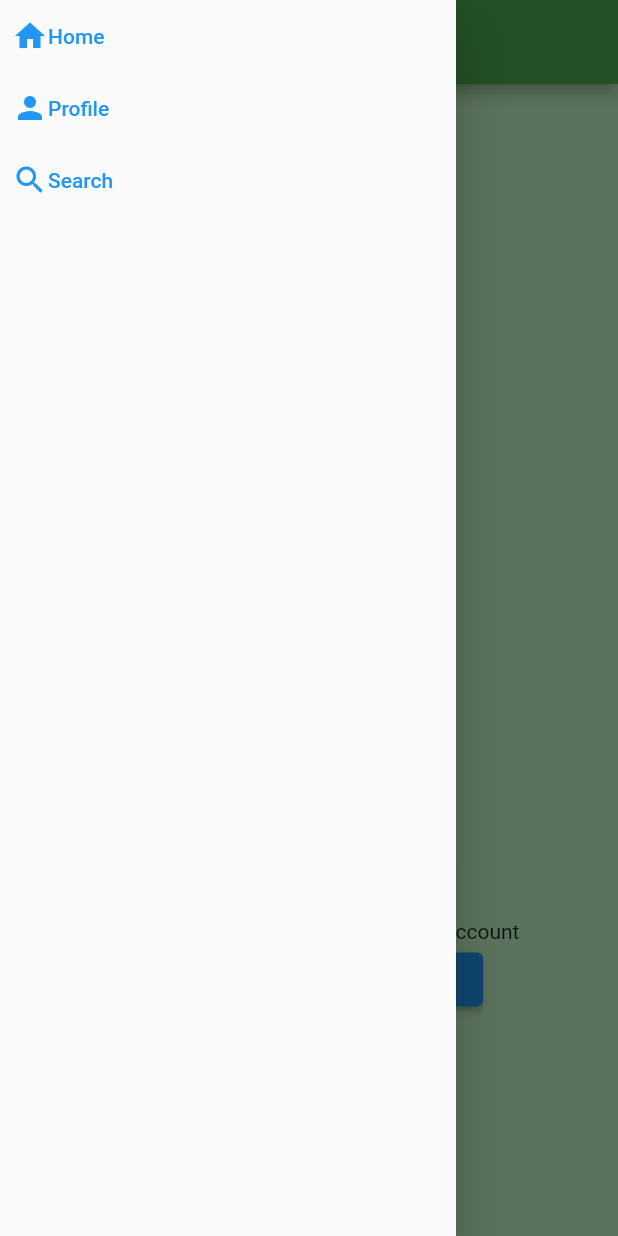
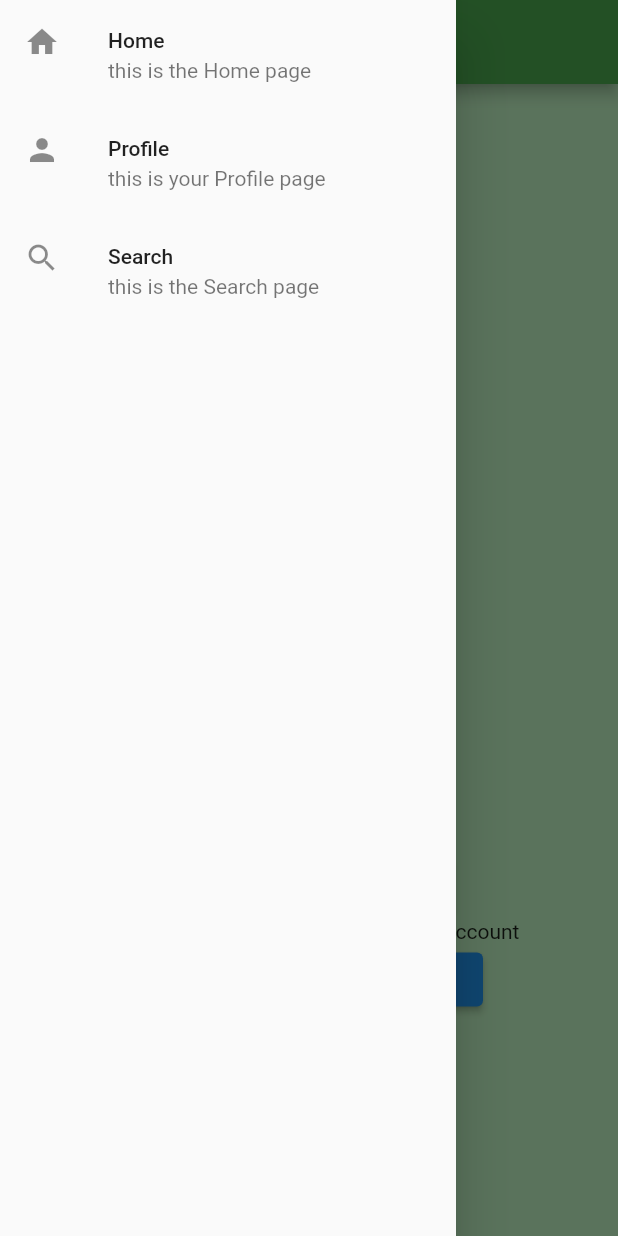
Before and after one commit to Azzam-dev/Journaly, a Flutter app: the screen it shows after launch, with the side drawer open, on a phone screen of 412 x 824 dp. Run offline on Flutter 3.47's test engine with Material 2 defaults, Android fonts, the phone set to English and light mode, and no system bars.

Commit message:
updated the drawer

```diff
--- a/lib/main.dart
+++ b/lib/main.dart
@@ -23,23 +23,29 @@ class MainApp extends StatelessWidget {
         drawer: Drawer(
           child: ListView(
             children: [
-              TextButton(
-                onPressed: () {},
-                child: Row(
-                  children: [Icon(Icons.home), Text("Home")],
-                ),
+              ListTile(
+                onTap: () {
+                  print("did tap Home");
+                },
+                leading: Icon(Icons.home),
+                title: Text("Home"),
+                subtitle: Text("this is the Home page"),
               ),
-              TextButton(
-                onPressed: () {},
-                child: Row(
-                  children: [Icon(Icons.person), Text("Profile")],
-                ),
+              ListTile(
+                onTap: () {
+                  print("did tap Profile");
+                },
+                leading: Icon(Icons.person),
+                title: Text("Profile"),
+                subtitle: Text("this is your Profile page"),
               ),
-              TextButton(
-                onPressed: () {},
-                child: Row(
-                  children: [Icon(Icons.search), Text("Search")],
-                ),
+              ListTile(
+                onTap: () {
+                  print("did tap Search");
+                },
+                leading: Icon(Icons.search),
+                title: Text("Search"),
+                subtitle: Text("this is the Search page"),
               ),
             ],
           ),
```
